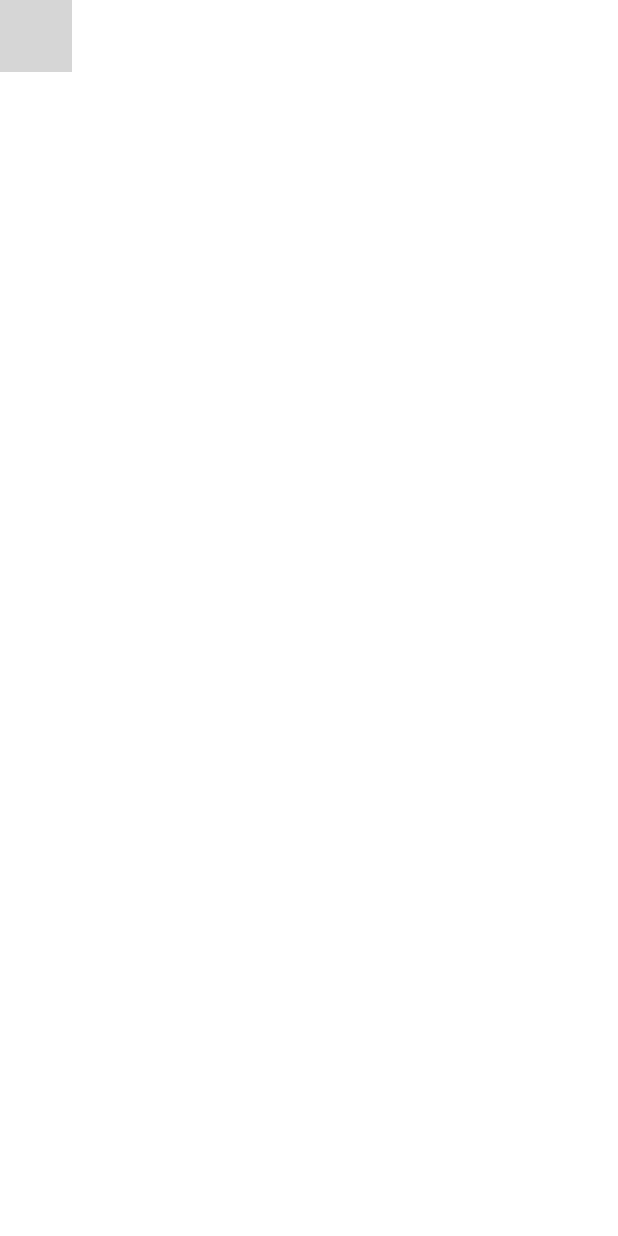
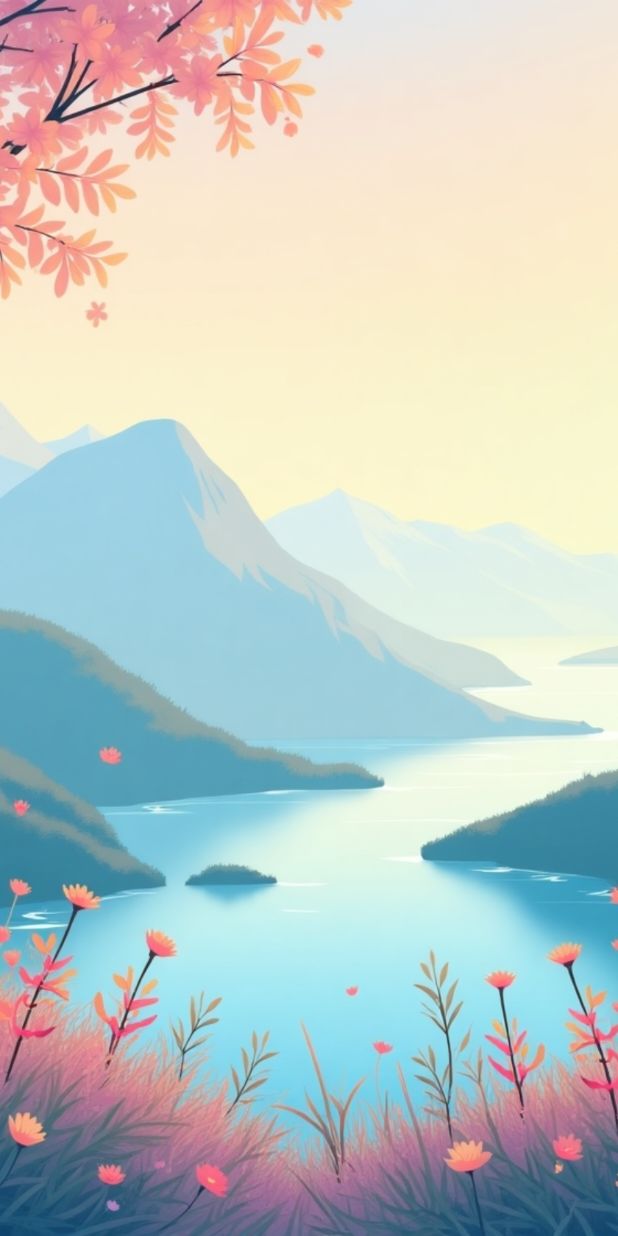
Before and after one commit to keremsenn/WordHuntApp-Android, an Android app built with Jetpack Compose: the composable AppNavigation shown on its own in the app's theme, on a phone screen of 412 x 824 dp. Run offline under Robolectric (Android 15) with nearby library versions, the phone set to English and light mode, and no system bars; grey boxes are pictures that could not be loaded.

Commit message:
mainscreen arka plan verildi

```diff
--- a/app/src/main/java/com/keremsen/wordmaster/MainActivity.kt
+++ b/app/src/main/java/com/keremsen/wordmaster/MainActivity.kt
@@ -11,13 +11,14 @@ import androidx.compose.material3.Text
 import androidx.compose.runtime.Composable
 import androidx.compose.ui.Modifier
 import androidx.compose.ui.tooling.preview.Preview
+import com.keremsen.wordmaster.navigation.AppNavigation
 import com.keremsen.wordmaster.ui.theme.WordMasterTheme
 
 class MainActivity : ComponentActivity() {
     override fun onCreate(savedInstanceState: Bundle?) {
         super.onCreate(savedInstanceState)
         setContent {
-
+            AppNavigation()
         }
     }
 }
--- a/app/src/main/java/com/keremsen/wordmaster/navigation/AppNavigation.kt
+++ b/app/src/main/java/com/keremsen/wordmaster/navigation/AppNavigation.kt
@@ -1,7 +1,8 @@
 package com.keremsen.wordmaster.navigation
 
 import androidx.compose.runtime.Composable
-import androidx.navigation.NavHost
+import androidx.navigation.compose.NavHost
+import androidx.navigation.compose.composable
 import androidx.navigation.compose.rememberNavController
 import com.keremsen.wordmaster.view.MainScreen
 
@@ -9,9 +10,11 @@ import com.keremsen.wordmaster.view.MainScreen
 fun AppNavigation() {
     val navController = rememberNavController()
     NavHost(
-        navController  = navController,
-        startDestination  = "MainScreen"
-    ){
-
+        navController = navController,
+        startDestination = "MainScreen"
+    ) {
+        composable("MainScreen") {
+            MainScreen(navController = navController)
+        }
     }
 }
--- a/app/src/main/java/com/keremsen/wordmaster/view/MainScreen.kt
+++ b/app/src/main/java/com/keremsen/wordmaster/view/MainScreen.kt
@@ -1,34 +1,30 @@
 package com.keremsen.wordmaster.view
 
 import androidx.compose.foundation.Image
+import androidx.compose.foundation.background
 import androidx.compose.foundation.layout.Box
 import androidx.compose.foundation.layout.fillMaxSize
 import androidx.compose.material3.Surface
 import androidx.compose.runtime.Composable
 import androidx.compose.ui.Modifier
+import androidx.compose.ui.graphics.Color
 import androidx.compose.ui.layout.ContentScale
 import androidx.compose.ui.res.painterResource
+import androidx.navigation.NavController
 import com.keremsen.wordmaster.R
 
+@Composable
+fun MainScreen(navController: NavController) {
+    Surface(
+        modifier = Modifier.fillMaxSize()
+    ) {
 
-@Composable
-fun MainScreen() {
-    @Composable
-    fun YourScreen() {
-        Box(
-            modifier = Modifier.fillMaxSize()
-        ) {
-            // Background image
             Image(
                 painter = painterResource(id = R.drawable.background),
-                contentDescription = null,
-                contentScale = ContentScale.Crop, // Görsel ekranı doldursun
+                contentDescription = "Background Image",
+                contentScale = ContentScale.Crop,
                 modifier = Modifier.fillMaxSize()
             )
 
-
-        }
     }
-
-
 }
```
